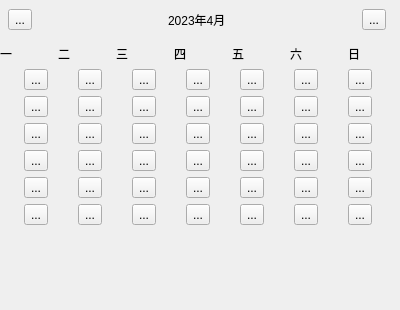
Old version of the form App/widgets/calendarcontrol.ui in the repository kevinWu7/LifeNote.
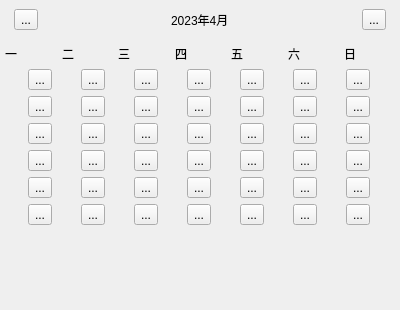
New version of the form. Custom widgets are drawn as their Qt base class.

Commit message: adjust UI:calendarControl

```diff
--- a/App/widgets/calendarcontrol.ui
+++ b/App/widgets/calendarcontrol.ui
@@ -30,7 +30,7 @@
     <widget class="QWidget" name="titleBarWidget" native="true">
      <layout class="QHBoxLayout" name="horizontalLayout">
       <property name="leftMargin">
-       <number>8</number>
+       <number>14</number>
       </property>
       <property name="rightMargin">
        <number>14</number>
@@ -95,13 +95,13 @@
      </property>
      <layout class="QHBoxLayout" name="horizontalLayout_2">
       <property name="leftMargin">
-       <number>0</number>
+       <number>5</number>
       </property>
       <property name="topMargin">
        <number>0</number>
       </property>
       <property name="rightMargin">
-       <number>0</number>
+       <number>5</number>
       </property>
       <property name="bottomMargin">
        <number>0</number>
@@ -168,13 +168,13 @@
     <widget class="QWidget" name="mainGridWidget" native="true">
      <layout class="QGridLayout" name="gridLayout" rowstretch="0,0,0,0,0,0">
       <property name="leftMargin">
-       <number>0</number>
+       <number>5</number>
       </property>
       <property name="topMargin">
        <number>0</number>
       </property>
       <property name="rightMargin">
-       <number>0</number>
+       <number>5</number>
       </property>
       <property name="bottomMargin">
        <number>0</number>
```
The commit also changes 6 other files.
